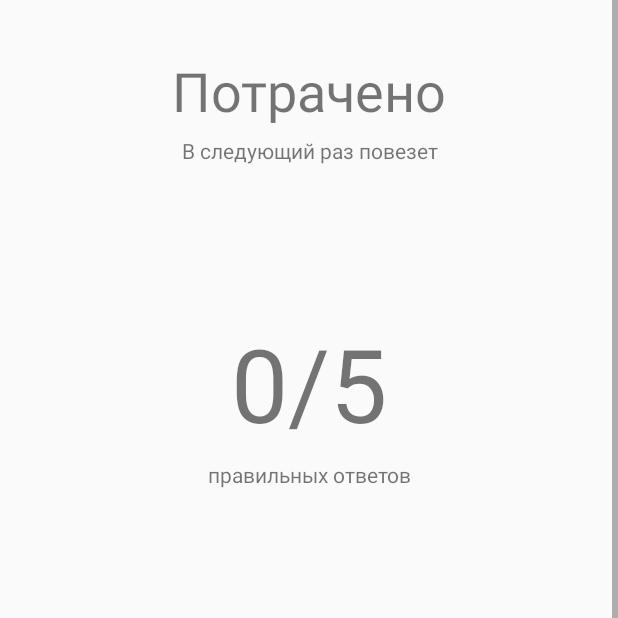
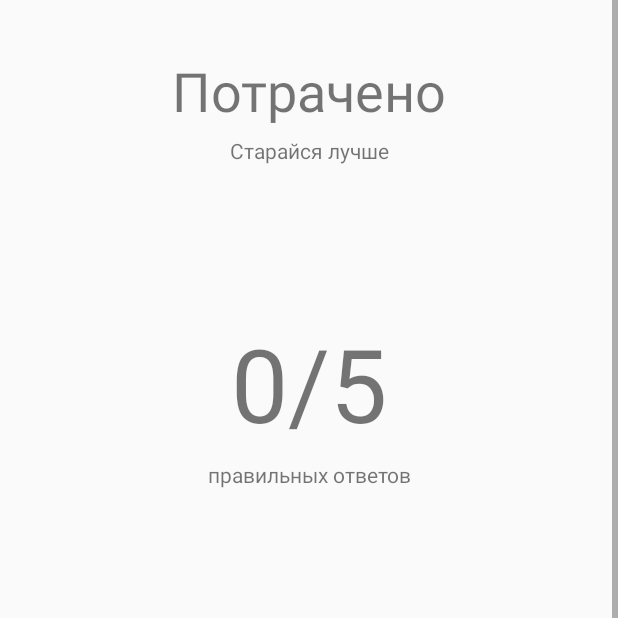
Before and after one commit to pinker-tone/android-app, an Android app: the BattleResultsActivity screen opened directly, with no data from a screen before it, on a phone screen of 412 x 824 dp, the top half of it. Run offline under Robolectric (Android 15) with nearby library versions, the phone set to English and light mode, and no system bars; 1 statement that could not run was skipped.

Commit message:
Generating random motivation

```diff
--- a/app/src/main/java/com/pinkertone/pinkercardsmvp/BattleResultsActivity.java
+++ b/app/src/main/java/com/pinkertone/pinkercardsmvp/BattleResultsActivity.java
@@ -5,10 +5,14 @@ import android.support.v7.app.AppCompatActivity;
 import android.os.Bundle;
 import android.widget.TextView;
 
+import java.util.Random;
+
 public class BattleResultsActivity extends AppCompatActivity {
 
     private byte rightAnswersNum;
     private TextView resultNumTV;
+    private TextView motivationTV;
+    private String[] motivationArr;
 
     @SuppressLint("SetTextI18n")
     @Override
@@ -22,6 +26,14 @@ public class BattleResultsActivity extends AppCompatActivity {
         rightAnswersNum = arguments.getByte("rightAnswersNum");
         resultNumTV = findViewById(R.id.resultNumTV);
         resultNumTV.setText(rightAnswersNum+"/5");
-
+        motivationArr = new String[]{
+                "В следующий раз повезет",
+                "Старайся лучше",
+                "Почти...",
+                "Ещё немного и победа наша!"
+        };
+        motivationTV = findViewById(R.id.motivationTV);
+        final Random random = new Random();
+        motivationTV.setText(motivationArr[random.nextInt(motivationArr.length - 1)]);
     }
 }
--- a/app/src/main/res/layout/activity_battle_results.xml
+++ b/app/src/main/res/layout/activity_battle_results.xml
@@ -40,7 +40,6 @@
             android:gravity="center_horizontal"
             android:layout_marginTop="100dp"
             android:layout_weight="3"
-            android:text="3/5"
             android:textSize="68sp" />
 
         <TextView
```
Also changed, not shown: app/src/main/java/com/pinkertone/pinkercardsmvp/MainActivity.java (+5 -5 lines), app/src/main/res/layout/activity_main.xml (+5 -18 lines).
